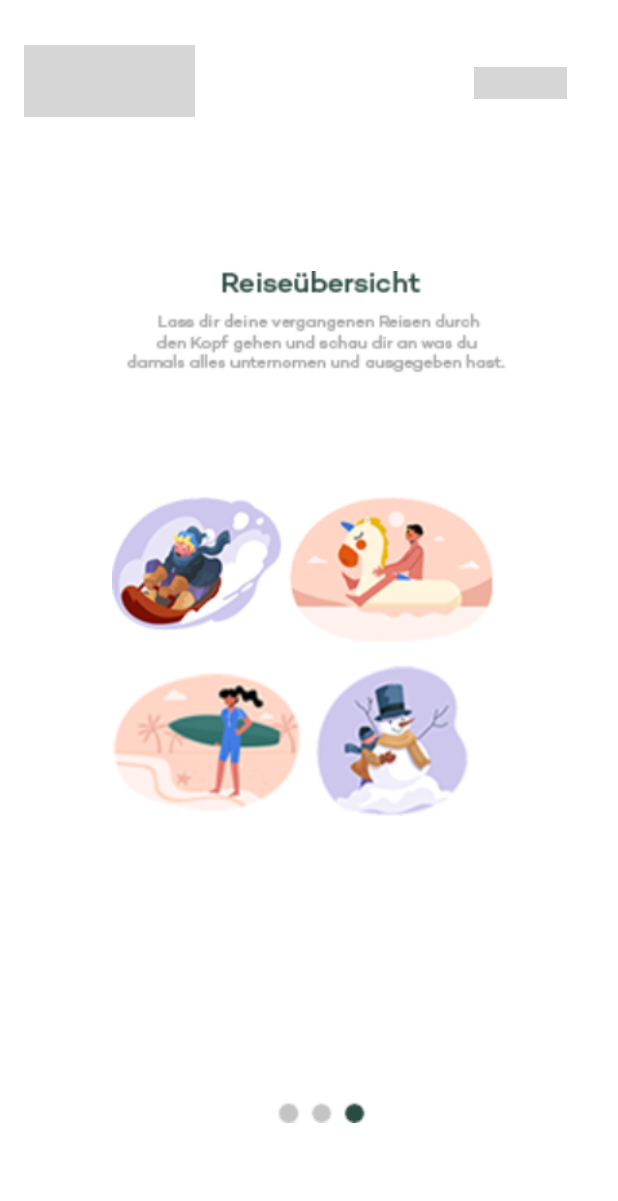
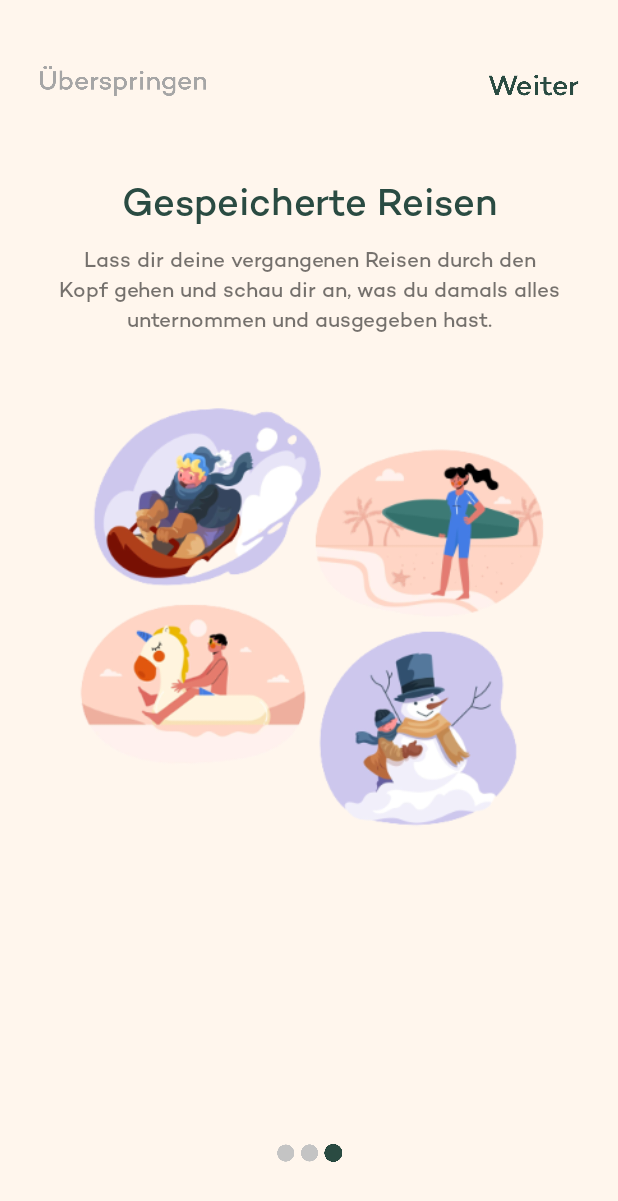
Before and after one commit to Plytek/roadsplit, an Android app: the TutActivityThree screen opened directly, with no data from a screen before it, on a phone screen of 412 x 824 dp. Shown: the top 1201 px of the screen. Run offline under Robolectric (Android 15) with nearby library versions, the phone set to English and light mode, and no system bars; grey boxes are pictures that could not be loaded.

```diff
--- a/app/src/main/res/layout/activity_tut_three.xml
+++ b/app/src/main/res/layout/activity_tut_three.xml
@@ -5,6 +5,7 @@
     android:id="@+id/cLayoutThree"
     android:layout_width="match_parent"
     android:layout_height="match_parent"
+    android:background="#FFF6ED"
     tools:context=".activities.TutActivityThree">
 
     <ImageView
@@ -14,11 +15,11 @@
         android:onClick="back"
         app:layout_constraintBottom_toBottomOf="parent"
         app:layout_constraintEnd_toEndOf="parent"
-        app:layout_constraintHorizontal_bias="0.053"
+        app:layout_constraintHorizontal_bias="0.084"
         app:layout_constraintStart_toStartOf="parent"
         app:layout_constraintTop_toTopOf="parent"
         app:layout_constraintVertical_bias="0.039"
-        app:srcCompat="@mipmap/tut1_text3" />
+        app:srcCompat="@drawable/ueberone" />
 
     <ImageView
         android:id="@+id/imageView7"
@@ -29,20 +30,62 @@
         android:onClick="next"
         app:layout_constraintBottom_toBottomOf="parent"
         app:layout_constraintEnd_toEndOf="parent"
-        app:layout_constraintHorizontal_bias="0.871"
+        app:layout_constraintHorizontal_bias="0.912"
         app:layout_constraintStart_toEndOf="@+id/imageView6"
         app:layout_constraintTop_toTopOf="parent"
-        app:layout_constraintVertical_bias="0.056"
-        app:srcCompat="@mipmap/weiter" />
+        app:layout_constraintVertical_bias="0.057"
+        app:srcCompat="@drawable/weiterone" />
 
-    <ImageView
-        android:id="@+id/imageView8"
-        android:layout_width="393dp"
-        android:layout_height="568dp"
+    <TextView
+        android:id="@+id/textView6"
+        android:layout_width="349dp"
+        android:layout_height="56dp"
+        android:fontFamily="@font/cmedium"
+        android:gravity="center"
+        android:text="Gespeicherte Reisen"
+        android:textColor="#2A4B42"
+        android:textSize="25sp"
         app:layout_constraintBottom_toBottomOf="parent"
         app:layout_constraintEnd_toEndOf="parent"
         app:layout_constraintStart_toStartOf="parent"
         app:layout_constraintTop_toTopOf="parent"
-        app:layout_constraintVertical_bias="0.705"
-        app:srcCompat="@drawable/punktethree" />
+        app:layout_constraintVertical_bias="0.14" />
+    />
+
+    <TextView
+        android:id="@+id/textView7"
+        android:layout_width="378dp"
+        android:layout_height="60dp"
+        android:gravity="center"
+        android:lineSpacingExtra="5sp"
+        android:text="Lass dir deine vergangenen Reisen durch den Kopf gehen und schau dir an, was du damals alles unternommen und ausgegeben hast."
+        app:layout_constraintBottom_toBottomOf="parent"
+        app:layout_constraintEnd_toEndOf="parent"
+        app:layout_constraintHorizontal_bias="0.515"
+        app:layout_constraintStart_toStartOf="parent"
+        app:layout_constraintTop_toBottomOf="@+id/textView6"
+        app:layout_constraintVertical_bias="0.0" />
+
+    <ImageView
+        android:id="@+id/imageView8"
+        android:layout_width="485dp"
+        android:layout_height="319dp"
+        app:layout_constraintBottom_toBottomOf="parent"
+        app:layout_constraintEnd_toEndOf="parent"
+        app:layout_constraintStart_toStartOf="parent"
+        app:layout_constraintTop_toBottomOf="@+id/textView7"
+        app:layout_constraintVertical_bias="0.095"
+        app:srcCompat="@drawable/canvasthree" />
+
+    <ImageView
+        android:id="@+id/imageView12"
+        android:layout_width="79dp"
+        android:layout_height="13dp"
+        app:layout_constraintBottom_toBottomOf="parent"
+        app:layout_constraintEnd_toEndOf="parent"
+        app:layout_constraintStart_toStartOf="parent"
+        app:layout_constraintTop_toTopOf="parent"
+        app:layout_constraintVertical_bias="0.94"
+        app:srcCompat="@drawable/dotsthree" />
+
 </androidx.constraintlayout.widget.ConstraintLayout>
--- a/app/src/main/res/values/themes.xml
+++ b/app/src/main/res/values/themes.xml
@@ -11,6 +11,7 @@
         <item name="colorOnSecondary">@color/black</item>
         <!-- Status bar color. -->
         <item name="android:statusBarColor">?attr/colorPrimaryVariant</item>
+        <item name="android:fontFamily">@font/cmedium</item>
         <!-- Customize your theme here. -->
     </style>
 </resources>
```
Also changed, not shown: app/src/main/res/layout/activity_tut_one.xml (+54 -11 lines), app/src/main/res/layout/activity_tut_two.xml (+53 -11 lines), app/src/main/res/drawable-v24/canvasone.png (added), app/src/main/res/drawable-v24/canvasthree.png (added), app/src/main/res/drawable-v24/canvastwo.png (added), app/src/main/res/drawable-v24/dotsone.png (added), app/src/main/res/drawable-v24/dotsthree.png (added), app/src/main/res/drawable-v24/dotstwo.png (added), app/src/main/res/drawable-v24/ueberone.png (added), app/src/main/res/drawable-v24/weiterone.png (added), app/src/main/res/drawable-xhdpi/canvasone.png (added), app/src/main/res/drawable-xhdpi/canvasthree.png (added), app/src/main/res/drawable-xhdpi/canvastwo.png (added), app/src/main/res/drawable-xhdpi/dotsone.png (added), 4 more files.
